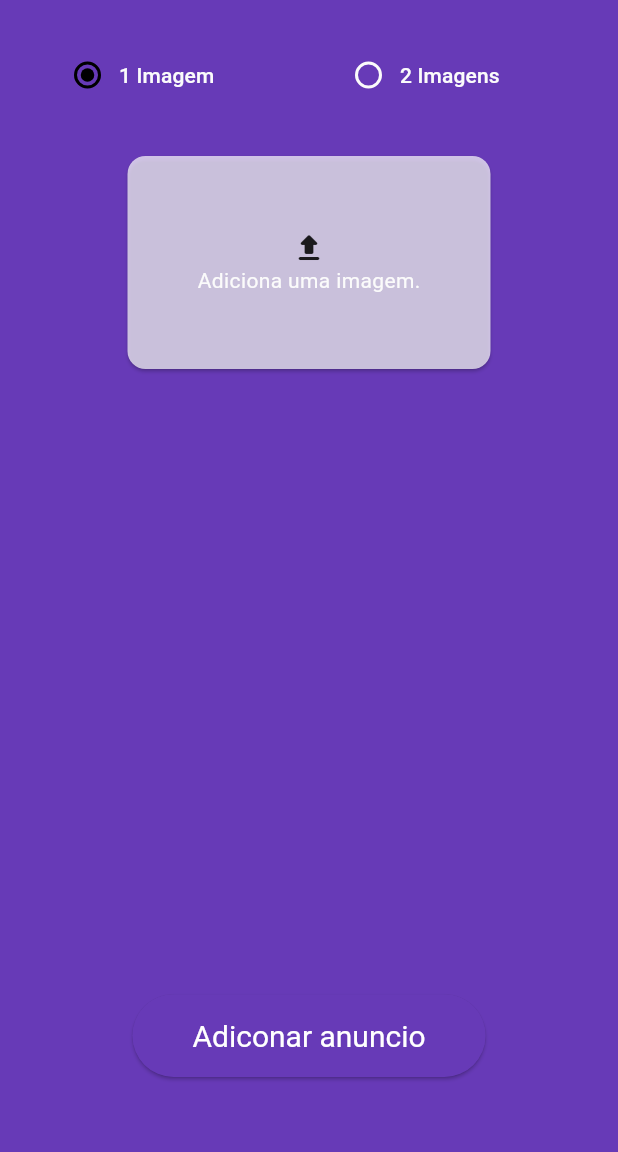
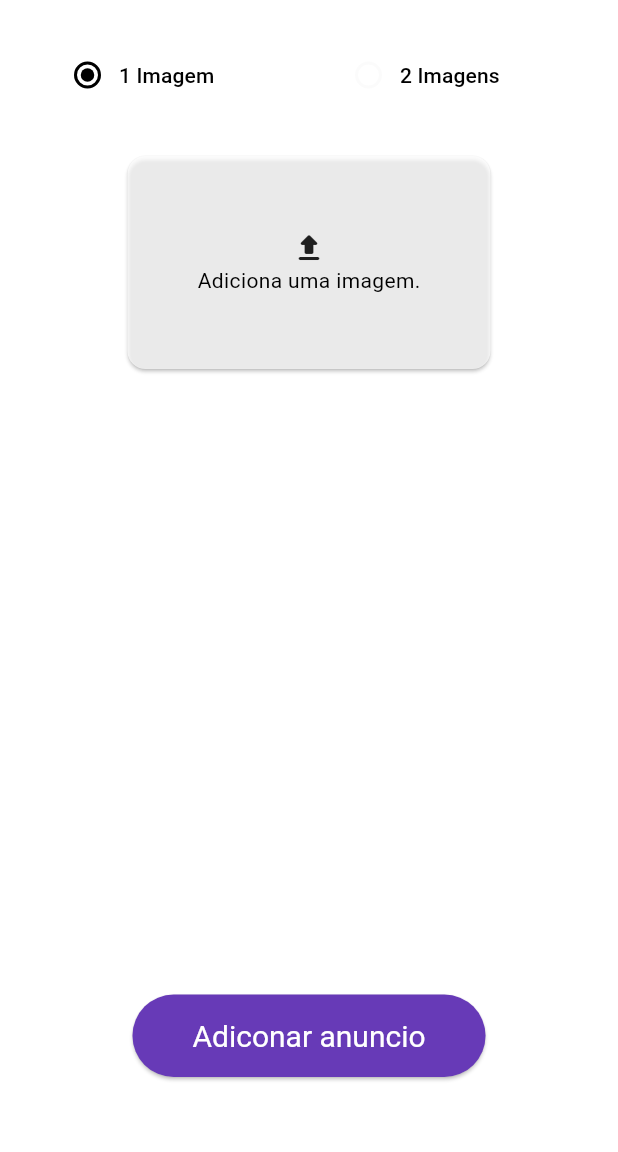
Before and after one commit to viniciusddrft/Tcc-Fatec-Local-Ad-View, a Flutter app: the DashboardMobile screen opened directly, after a tap on the "add" icon, on a phone screen of 412 x 824 dp, the part 84-1236 px from its top. Run offline on Flutter 3.47's test engine with Material 3 defaults, Android fonts, the phone set to English and light mode, and no system bars; our stand-ins replace cloud_firestore, file_picker, firebase_auth, firebase_core, firebase_storage, flutter_modular; accounts and stored records are empty.

Commit message:
update mobile

```diff
--- a/lib/src/modules/dashboard/ui/dashboard/dashboard_mobile.dart
+++ b/lib/src/modules/dashboard/ui/dashboard/dashboard_mobile.dart
@@ -46,20 +46,24 @@
   @override
   Widget build(BuildContext context) {
     return Scaffold(
+      backgroundColor: Colors.white,
       appBar: AppBar(
         title: const Text('Dashboard'),
       ),
       body: ValueListenableBuilder(
         valueListenable: dashboardinteractor,
-        builder: (context, value, child) {
+        builder: (_, value, __) {
           if (value is DashboardLoading) {
             return const Center(
-              child: CircularProgressIndicator(),
+              child: CircularProgressIndicator(
+                color: Colors.deepPurple,
+              ),
             );
           } else if (value is DashboardFailed) {
             return Center(child: Text(value.message));
           } else if (value is DashboardLoadedAds) {
             return RefreshIndicator(
+              color: Colors.white,
               onRefresh: () async => dashboardinteractor.loadAds(),
               child: GridView.builder(
                 gridDelegate: const SliverGridDelegateWithFixedCrossAxisCount(
@@ -68,8 +72,7 @@
                     mainAxisSpacing: 10.0,
                     mainAxisExtent: 250),
                 itemCount: value.ads.length,
-                itemBuilder: (BuildContext context, int index) =>
-                    GestureDetector(
+                itemBuilder: (_, int index) => GestureDetector(
                   onLongPress: () {
                     if (logininteractor.user!.isAdm ||
                         logininteractor.user!.user ==
@@ -77,7 +80,11 @@
                       showDialog(
                         context: context,
                         builder: (context) => AlertDialog(
-                          title: const Text('Deseja remover esse anúncio?'),
+                          backgroundColor: Colors.white,
+                          title: const Text(
+                            'Deseja remover esse anúncio?',
+                            style: TextStyle(color: Colors.black),
+                          ),
                           actions: [
                             TextButton(
                               onPressed: () => Modular.to.pop(),
@@ -100,8 +107,11 @@
                       showDialog(
                         context: context,
                         builder: (context) => AlertDialog(
+                          backgroundColor: Colors.white,
                           title: const Text(
-                              'Sem permissão para remover esse anúncio'),
+                            'Sem permissão para remover esse anúncio',
+                            style: TextStyle(color: Colors.black),
+                          ),
                           actions: [
                             TextButton(
                               onPressed: Modular.to.pop,
@@ -114,11 +124,9 @@
                   },
                   child: Card(
                     shape: RoundedRectangleBorder(
-                      borderRadius: BorderRadius.circular(
-                          12.0), // Defina o raio das bordas
+                      borderRadius: BorderRadius.circular(12.0),
                     ),
                     color: Colors.white,
-                    child: SizedBox(
                     child: Column(
                       children: [
                         if (!value.ads[index].hasImageSecondary!)
@@ -161,21 +169,22 @@
                             child: Text(
                               value.ads[index].creator,
                               overflow: TextOverflow.ellipsis,
+                              style: const TextStyle(color: Colors.black),
                             ),
                           ),
                         ),
                         Text(
                           'Data: ${value.ads[index].date.toDate().toString().split(' ').first.replaceAll(r'-', '/')}',
+                          style: const TextStyle(color: Colors.black),
                         ),
                       ],
                     ),
                   ),
                 ),
               ),
-              ),
             );
           } else {
-            return Container();
+            throw Exception('State invalid');
           }
         },
       ),
--- a/lib/src/modules/dashboard/ui/onboarding/onboarding_add_ad_mobile.dart
+++ b/lib/src/modules/dashboard/ui/onboarding/onboarding_add_ad_mobile.dart
@@ -33,11 +33,14 @@
               return const SizedBox(
                 height: 200,
                 child: Center(
-                  child: Text('Anúncio adicionado com successo!'),
+                  child: Text(
+                    'Anúncio adicionado com successo!',
+                    style: TextStyle(color: Colors.black),
+                  ),
                 ),
               );
             },
-            backgroundColor: Colors.grey);
+            backgroundColor: Colors.white);
 
         Future.delayed(
           const Duration(seconds: 1),
@@ -49,19 +52,9 @@
   }
 
   @override
-  void dispose() {
-    hasTwoImages.dispose();
-    image.dispose();
-    image2.dispose();
-    dashboardinteractor.dispose();
-    secondsController.dispose();
-    secondsFocus.dispose();
-    super.dispose();
-  }
-
-  @override
   Widget build(BuildContext context) {
     return Scaffold(
+      backgroundColor: Colors.white,
       appBar: AppBar(
         title: const Text('Adicionar Anúncio'),
         automaticallyImplyLeading: false,
@@ -72,7 +65,9 @@
         builder: (context, child) {
           if (dashboardinteractor.value is DashboardLoading) {
             return const Center(
-              child: CircularProgressIndicator(),
+              child: CircularProgressIndicator(
+                color: Colors.deepPurple,
+              ),
             );
           } else if (dashboardinteractor.value is DashboardFailed) {
             return Center(
@@ -94,7 +89,10 @@
                           value: false,
                           groupValue: hasTwoImages.value,
                           onChanged: (value) => hasTwoImages.value = false,
-                          child: const Text('1 Imagem'),
+                          child: const Text(
+                            '1 Imagem',
+                            style: TextStyle(color: Colors.black),
+                          ),
                         ),
                       ),
                       SizedBox(
@@ -104,7 +102,10 @@
                           value: true,
                           groupValue: hasTwoImages.value,
                           onChanged: (value) => hasTwoImages.value = true,
-                          child: const Text('2 Imagens'),
+                          child: const Text(
+                            '2 Imagens',
+                            style: TextStyle(color: Colors.black),
+                          ),
                         ),
                       )
                     ],
@@ -128,7 +129,10 @@
                       showDialog(
                         context: context,
                         builder: (context) => AlertDialog(
-                          title: const Text('Deseja remover a imagem?'),
+                          title: const Text(
+                            'Deseja remover a imagem?',
+                            style: TextStyle(color: Colors.black),
+                          ),
                           actions: [
                             TextButton(
                               onPressed: () => Modular.to.pop(),
@@ -142,7 +146,10 @@
                                 image.value = null;
                                 Modular.to.pop();
                               },
-                              child: const Text('Remover Imagem'),
+                              child: const Text(
+                                'Remover Imagem',
+                                style: TextStyle(color: Colors.black),
+                              ),
                             ),
                           ],
                         ),
@@ -160,11 +167,17 @@
                             children: image.value == null
                                 ? [
                                     const Icon(Icons.upload_rounded),
-                                    const Text('Adiciona uma imagem.')
+                                    const Text(
+                                      'Adiciona uma imagem.',
+                                      style: TextStyle(color: Colors.black),
+                                    )
                                   ]
                                 : [
                                     const Icon(Icons.done),
-                                    const Text('Imagem Adicionado!')
+                                    const Text(
+                                      'Imagem Adicionado!',
+                                      style: TextStyle(color: Colors.black),
+                                    )
                                   ]),
                       ),
                     ),
@@ -194,7 +207,10 @@
                               showDialog(
                                 context: context,
                                 builder: (context) => AlertDialog(
-                                  title: const Text('Deseja remover a imagem?'),
+                                  title: const Text(
+                                    'Deseja remover a imagem?',
+                                    style: TextStyle(color: Colors.black),
+                                  ),
                                   actions: [
                                     TextButton(
                                       onPressed: () => Modular.to.pop(),
@@ -208,7 +224,10 @@
                                         image2.value = null;
                                         Modular.to.pop();
                                       },
-                                      child: const Text('Remover Imagem'),
+                                      child: const Text(
+                                        'Remover Imagem',
+                                        style: TextStyle(color: Colors.black),
+                                      ),
                                     ),
                                   ],
                                 ),
@@ -226,11 +245,19 @@
                                     children: image2.value == null
                                         ? [
                                             const Icon(Icons.upload_rounded),
-                                            const Text('Adiciona uma imagem.')
+                                            const Text(
+                                              'Adiciona uma imagem.',
+                                              style: TextStyle(
+                                                  color: Colors.black),
+                                            )
                                           ]
                                         : [
                                             const Icon(Icons.done),
-                                            const Text('Imagem Adicionado!')
+                                            const Text(
+                                              'Imagem Adicionado!',
+                                              style: TextStyle(
+                                                  color: Colors.black),
+                                            )
                                           ]),
                               ),
                             ),
@@ -315,4 +342,15 @@
       ),
     );
   }
+
+  @override
+  void dispose() {
+    hasTwoImages.dispose();
+    image.dispose();
+    image2.dispose();
+    dashboardinteractor.dispose();
+    secondsController.dispose();
+    secondsFocus.dispose();
+    super.dispose();
+  }
 }
```
Also changed, not shown: lib/src/modules/dashboard/ui/onboarding/onboarding_add_ad_web.dart (+5 -2 lines), pubspec.yaml (+8 -9 lines), pubspec.lock, 1 other file. Lines whose indentation alone changed are shown as unchanged.
